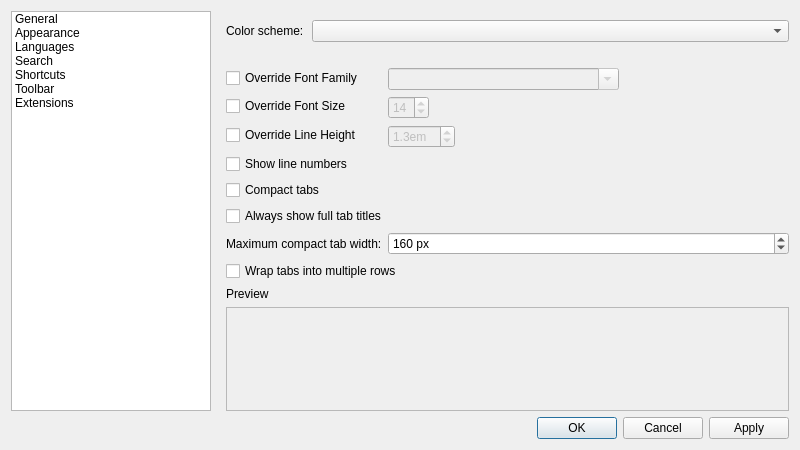
Old version of the form src/ui/frmpreferences.ui in the repository alamios/notepadqq.
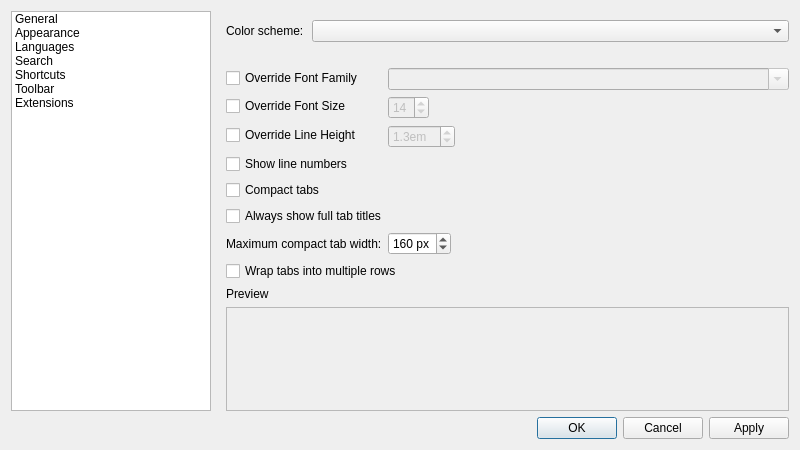
New version of the form. Icons and pictures are not drawn.

Commit message: Align preferences and refresh documentation for the maintained fork

The edit to the form file:
```diff
--- a/src/ui/frmpreferences.ui
+++ b/src/ui/frmpreferences.ui
@@ -256,6 +256,12 @@
          </item>
          <item>
           <layout class="QFormLayout" name="formLayout_3">
+           <property name="fieldGrowthPolicy">
+            <enum>QFormLayout::ExpandingFieldsGrow</enum>
+           </property>
+           <property name="labelAlignment">
+            <set>Qt::AlignLeft|Qt::AlignVCenter</set>
+           </property>
            <item row="0" column="0">
             <widget class="QCheckBox" name="chkOverrideFontFamily">
              <property name="text">
@@ -269,7 +275,7 @@
               <bool>false</bool>
              </property>
              <property name="sizePolicy">
-              <sizepolicy hsizetype="Fixed" vsizetype="Fixed">
+              <sizepolicy hsizetype="Expanding" vsizetype="Fixed">
                <horstretch>0</horstretch>
                <verstretch>0</verstretch>
               </sizepolicy>
@@ -343,14 +349,14 @@
              </property>
             </widget>
            </item>
-           <item row="3" column="0">
+           <item row="3" column="0" colspan="2">
             <widget class="QCheckBox" name="chkShowLineNumbers">
              <property name="text">
               <string>Show line numbers</string>
              </property>
             </widget>
            </item>
-           <item row="4" column="0">
+           <item row="4" column="0" colspan="2">
             <widget class="QCheckBox" name="chkCompactTabs">
              <property name="text"><string>Compact tabs</string></property>
             </widget>
@@ -372,13 +378,32 @@
             </widget>
            </item>
            <item row="6" column="1">
+            <layout class="QHBoxLayout" name="maximumTabWidthLayout">
+             <property name="spacing"><number>0</number></property>
+             <item>
             <widget class="QSpinBox" name="spnMaximumTabWidth">
+               <property name="sizePolicy">
+                <sizepolicy hsizetype="Fixed" vsizetype="Fixed">
+                 <horstretch>0</horstretch>
+                 <verstretch>0</verstretch>
+                </sizepolicy>
+               </property>
              <property name="suffix"><string> px</string></property>
              <property name="minimum"><number>96</number></property>
              <property name="maximum"><number>320</number></property>
              <property name="value"><number>160</number></property>
             </widget>
            </item>
+             <item>
+              <spacer name="maximumTabWidthSpacer">
+               <property name="orientation"><enum>Qt::Horizontal</enum></property>
+               <property name="sizeHint" stdset="0">
+                <size><width>20</width><height>0</height></size>
+               </property>
+              </spacer>
+             </item>
+            </layout>
+           </item>
           </layout>
          </item>
          <item>
```
Left out of the diff: 6 changed lines with no effect on the pictures. Lines whose indentation alone changed are shown as unchanged. The commit also changes 62 other files.
